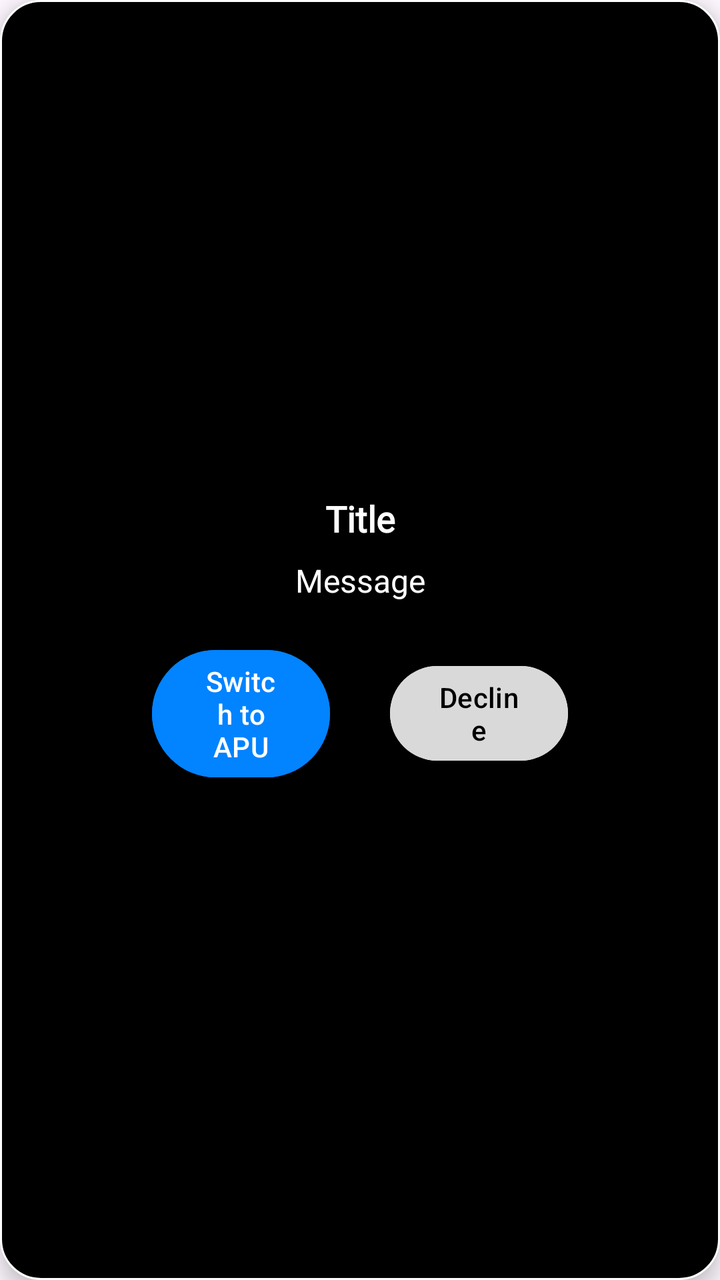
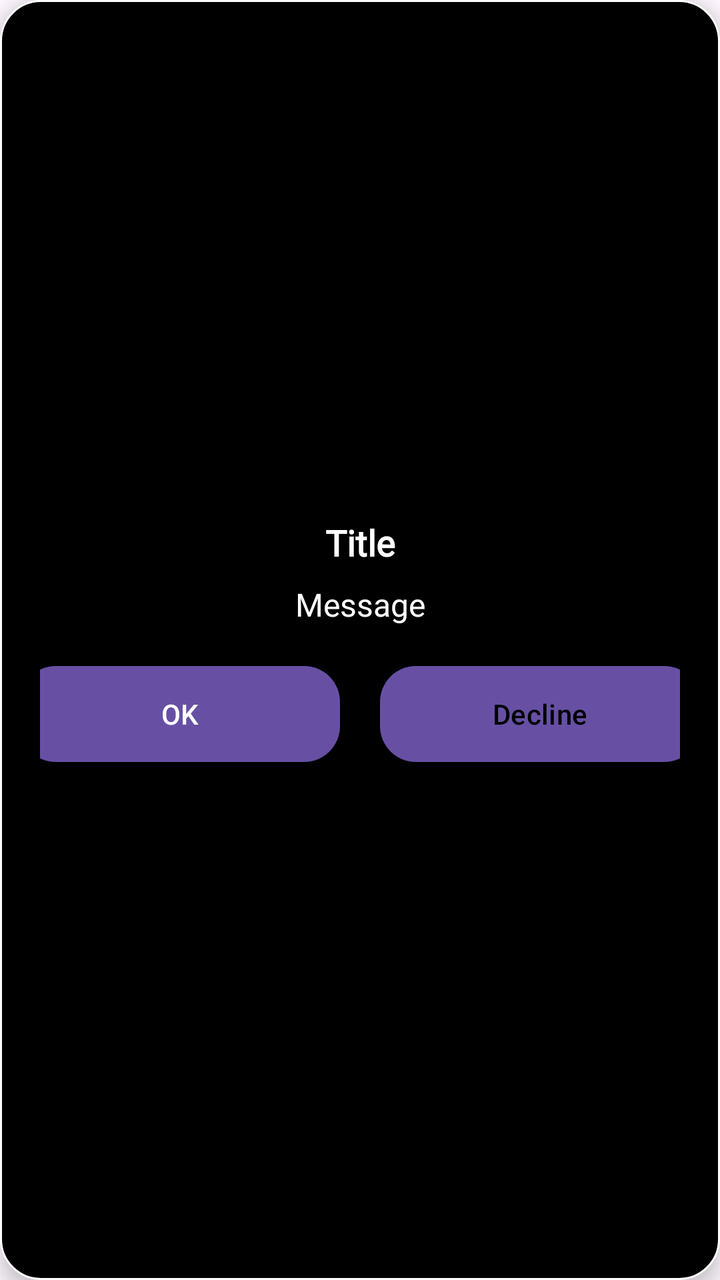

Compare the two renders of this Android layout. The source of the first and the diff that turns it into the second are given below.
<!-- AndroidManifest.xml: application theme Theme.rideOS -->
<!-- res/layout/popupdialog.xml -->
<?xml version="1.0" encoding="utf-8"?>
<LinearLayout xmlns:android="http://schemas.android.com/apk/res/android"
    android:layout_width="400dp"
    android:layout_height="200dp"
    android:orientation="vertical"
    android:background="@drawable/bg_dialog_rounded"
    android:padding="20dp"
    android:gravity="center"
    android:elevation="6dp">

    <TextView
        android:id="@+id/dialogTitle"
        android:layout_width="match_parent"
        android:layout_height="wrap_content"
        android:text="Title"
        android:textColor="#FFFFFF"
        android:textStyle="bold"
        android:textSize="18sp"
        android:gravity="center"
        android:fontFamily="@font/kanit"
        android:paddingBottom="8dp" />

    <TextView
        android:id="@+id/dialogMessage"
        android:layout_width="match_parent"
        android:layout_height="wrap_content"
        android:text="Message"
        android:textColor="#FFFFFF"
        android:textSize="16sp"
        android:gravity="center"
        android:fontFamily="@font/kanit"
        android:paddingBottom="20dp" />

    <LinearLayout
        android:layout_width="match_parent"
        android:layout_height="wrap_content"
        android:orientation="horizontal"
        android:paddingStart="56dp"
        android:paddingEnd="56dp"
        android:gravity="center">

        <Button
            android:id="@+id/btnYes"
            android:layout_width="0dp"
            android:layout_weight="1"
            android:layout_height="wrap_content"
            android:text="Switch to APU"
            android:textColor="#FFFFFF"
            android:backgroundTint="#0283FF" />

        <Space
            android:layout_width="30dp"
            android:layout_height="wrap_content" />

        <Button
            android:id="@+id/btnNo"
            android:layout_width="0dp"
            android:layout_weight="1"
            android:layout_height="wrap_content"
            android:text="Decline"
            android:textColor="#000000"
            android:backgroundTint="#D9D9D9" />
    </LinearLayout>

</LinearLayout>
<!-- resources referenced by this layout -->
<resources>
  <!-- drawable bg_dialog_rounded (drawable) -->
  <shape xmlns:android="http://schemas.android.com/apk/res/android">
      <solid android:color="#000000" />
      <corners android:radius="20dp" />
      <padding
          android:left="10dp"
          android:top="10dp"
          android:right="10dp"
          android:bottom="10dp" />
      <stroke
          android:width="1dp"
          android:color="#FFFFFF" />
  
  </shape>
  <style name="Theme.rideOS" parent="Base.Theme.rideOS" />
  <style name="Base.Theme.rideOS" parent="Theme.Material3.DayNight.NoActionBar">
          
          
      </style>
</resources>

<!-- the commit's change to res/layout/popupdialog.xml (unified diff, before → after) -->
@@ -31,35 +31,31 @@
         android:fontFamily="@font/kanit"
         android:paddingBottom="20dp" />
 
+    
     <LinearLayout
         android:layout_width="match_parent"
         android:layout_height="wrap_content"
-        android:orientation="horizontal"
-        android:paddingStart="56dp"
-        android:paddingEnd="56dp"
-        android:gravity="center">
+        android:gravity="center"
+        android:orientation="horizontal">
 
+        
         <Button
             android:id="@+id/btnYes"
-            android:layout_width="0dp"
-            android:layout_weight="1"
+            android:layout_width="160dp"
             android:layout_height="wrap_content"
-            android:text="Switch to APU"
-            android:textColor="#FFFFFF"
-            android:backgroundTint="#0283FF" />
+            android:text="OK"
+            android:background="@drawable/bg_btn_rounded"
+            android:textColor="#FFFFFF" />
 
-        <Space
-            android:layout_width="30dp"
-            android:layout_height="wrap_content" />
-
+        
         <Button
             android:id="@+id/btnNo"
-            android:layout_width="0dp"
-            android:layout_weight="1"
+            android:layout_width="160dp"
             android:layout_height="wrap_content"
             android:text="Decline"
+            android:background="@drawable/bg_btn_rounded_uncheck"
             android:textColor="#000000"
-            android:backgroundTint="#D9D9D9" />
+            android:layout_marginStart="20dp" />
     </LinearLayout>
 
 </LinearLayout>
<!-- resource entries referenced after the edit -->
@@ -1,5 +1,15 @@
 <!-- resources referenced by this layout -->
 <resources>
+  <!-- drawable bg_btn_rounded (drawable) -->
+  <shape xmlns:android="http://schemas.android.com/apk/res/android">
+      <solid android:color="#0283FF" />
+      <corners android:radius="18dp" />
+  </shape>
+  <!-- drawable bg_btn_rounded_uncheck (drawable) -->
+  <shape xmlns:android="http://schemas.android.com/apk/res/android">
+      <solid android:color="#D9D9D9" />
+      <corners android:radius="18dp" />
+  </shape>
   <!-- drawable bg_dialog_rounded (drawable) -->
   <shape xmlns:android="http://schemas.android.com/apk/res/android">
       <solid android:color="#000000" />
